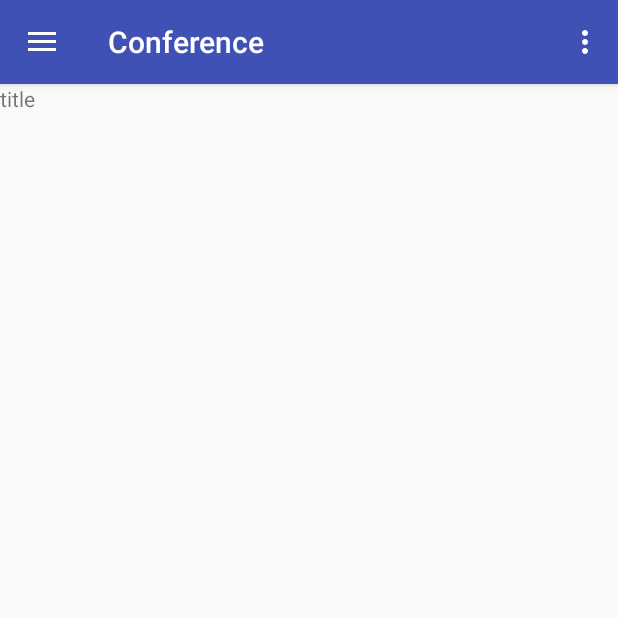
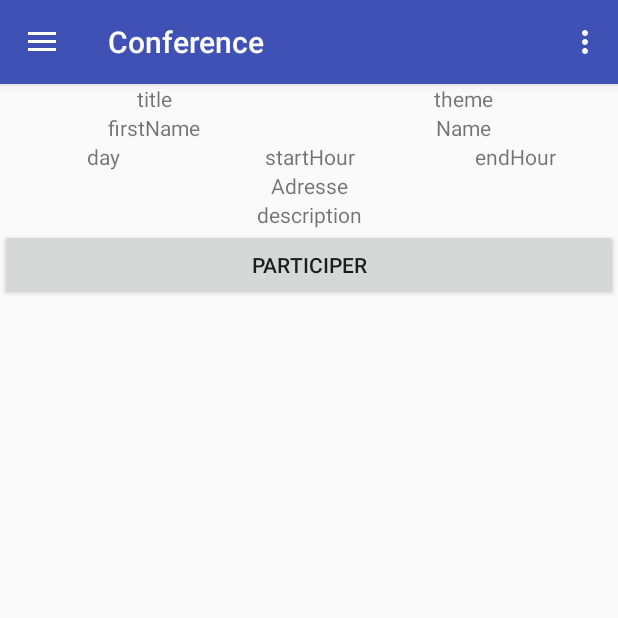
Before and after one commit to m2i-formation-cdi/projet-salon-groupeB, an Android app: the screen it shows after launch (MainActivity), in the side drawer, after a tap on "Gallery", on a phone screen of 412 x 824 dp, the top half of it. Run offline under Robolectric (Android 15) with nearby library versions, the phone set to English and light mode, and no system bars; our stand-ins replace Firebase (no records; nobody signed in at launch, a user with empty details on screens opened directly); 11 statements that could not run were skipped.

Commit message:
Selection du spinner et envoi vers un nouveau fragment à la fin avec nettoyage

```diff
--- a/app/build.gradle
+++ b/app/build.gradle
@@ -4,7 +4,7 @@ android {
     compileSdkVersion 26
     defaultConfig {
         applicationId "sp.fr.conference"
-        minSdkVersion 16
+        minSdkVersion 22
         targetSdkVersion 26
         versionCode 1
         versionName "1.0"
--- a/app/src/main/java/sp/fr/conference/ConferenceInformation.java
+++ b/app/src/main/java/sp/fr/conference/ConferenceInformation.java
@@ -1,17 +1,55 @@
 package sp.fr.conference;
 
 
+import android.app.Activity;
 import android.os.Bundle;
 import android.app.Fragment;
+import android.support.annotation.NonNull;
+import android.support.annotation.Nullable;
+import android.util.Log;
 import android.view.LayoutInflater;
 import android.view.View;
 import android.view.ViewGroup;
+import android.widget.ArrayAdapter;
+import android.widget.EditText;
+import android.widget.Spinner;
+import android.widget.TextView;
+import android.widget.Toast;
+
+import com.google.firebase.database.DataSnapshot;
+import com.google.firebase.database.DatabaseError;
+import com.google.firebase.database.DatabaseReference;
+import com.google.firebase.database.FirebaseDatabase;
+import com.google.firebase.database.ValueEventListener;
+
+import java.util.ArrayList;
+import java.util.List;
+
+import sp.fr.conference.model.Conference;
+import sp.fr.conference.model.ThemesConference;
 
 
 /**
  * A simple {@link Fragment} subclass.
  */
 public class ConferenceInformation extends Fragment {
+
+    private FirebaseDatabase firebaseDatabase;
+    private DatabaseReference conferenceReference;
+    private DatabaseReference speakerReference;
+    private DatabaseReference themeReference;
+    private TextView titleConference;
+    private TextView themeConference;
+    private TextView speakerName;
+    private TextView speakerFirstName;
+    private TextView dateConference;
+    private TextView startHour;
+    private TextView endHour;
+    private TextView adress;
+    private TextView description;
+    private List<Conference> conferencesList = new ArrayList<>();
+  //  private ConferenceAdapter adapter;
+    private TextView themeTextView;
 
 
     public ConferenceInformation() {
@@ -22,8 +60,115 @@ public class ConferenceInformation extends Fragment {
     @Override
     public View onCreateView(LayoutInflater inflater, ViewGroup container,
                              Bundle savedInstanceState) {
+
+        Log.i("CREATION  DU FRAGMENT", "----------------------- coucou ----------------------");
+
+        String key = "0";
+
+        // Instanciation de la base et des référencces aux conférences
+        firebaseDatabase = FirebaseDatabase.getInstance();
+        conferenceReference = firebaseDatabase.getReference().child("conference").child(key);
+
+        //key = -L3cEldAnCKVTvP8SSUt
+
         // Inflate the layout for this fragment
-        return inflater.inflate(R.layout.fragment_conference, container, false);
+        View view = inflater.inflate(R.layout.fragment_conference, container, false);
+
+        titleConference = view.findViewById(R.id.titleConferenceTextView);
+        themeConference = view.findViewById(R.id.themeConferenceTextView);
+        speakerName = view.findViewById(R.id.nameTextView);
+        speakerFirstName = view.findViewById(R.id.firstNameTextView);
+        dateConference = view.findViewById(R.id.dateTextView);
+        startHour = view.findViewById(R.id.startTextView);
+        endHour = view.findViewById(R.id.endTextView);
+        adress = view.findViewById(R.id.adressTextView);
+        description = view.findViewById(R.id.descriptionTextView);
+
+
+
+        //Récupération valeurs
+        conferenceReference.addListenerForSingleValueEvent(new ValueEventListener() {
+            @Override
+            public void onDataChange(DataSnapshot dataSnapshot) {
+                //for (DataSnapshot conferenceSnapshot : dataSnapshot.getChildren()) {
+
+                   String confKey = dataSnapshot.getKey();
+                    Log.i("KEY", dataSnapshot.getKey());
+
+                        Conference conference = dataSnapshot.getValue(Conference.class);
+                        titleConference.setText(conference.getTitle());
+                        themeConference.setText(conference.getTheme().getName());
+                        speakerName.setText(conference.getSpeaker().getName());
+                        speakerFirstName.setText(conference.getSpeaker().getFirstName());
+                        dateConference.setText(conference.getDay());
+                        startHour.setText(conference.getStartHour());
+                        endHour.setText(conference.getEndHour());
+                        adress.setText(conference.getLocation());
+                        description.setText(conference.getDescription());
+
+                       Log.i("TITLE", conference.getTitle());
+                     // Log.i("THEME", conference.getTheme().getName());
+                  }
+
+            //}
+
+
+                // se lance une fois que le createView a fini
+               // adapter.notifyDataSetChanged();
+
+            @Override
+            public void onCancelled(DatabaseError databaseError) {
+
+            }
+        });
+
+
+        // Création de l'Adapter pour récupérer les données vers l'Adapter
+        //adapter = new ConferenceAdapter(this.getActivity(), R.layout.fragment_conference, conferencesList);
+        //titleConference.setAdapter(adapter);
+
+        return view;
     }
 
+
+/*
+    // Envoi des données de l'Adapter vers la vue
+    private class ConferenceAdapter extends ArrayAdapter<Conference> {
+
+        private Activity context;
+        private int resource;
+        private List<Conference> data;
+
+        public ConferenceAdapter(@NonNull Activity context, int resource, @NonNull List<Conference> objects) {
+            super(context, resource, objects);
+
+            this.context = context;
+            this.resource = resource;
+            this.data = objects;
+        }
+
+        @NonNull
+        @Override
+        public View getView(int position, @Nullable View convertView, @NonNull ViewGroup parent) {
+            View view = this.context.getLayoutInflater().inflate(R.layout.theme_list_item, parent, false);
+
+            Conference item = this.data.get(position);
+            TextView themeTextView = view.findViewById(R.id.themeSpinnerTextView);
+            themeTextView.setText(item.getName());
+            return view;
+        }
+
+        @Override
+        public View getDropDownView(int position, @Nullable View convertView, @NonNull ViewGroup parent) {
+            View view = this.context.getLayoutInflater().inflate(R.layout.theme_list_item, parent, false);
+
+            ThemesConference item = this.data.get(position);
+            themeTextView = view.findViewById(R.id.themeSpinnerTextView);
+            themeTextView.setText(item.getName());
+            return view;
+        }
+*/
+
+
+
 }
--- a/app/src/main/java/sp/fr/conference/MainActivity.java
+++ b/app/src/main/java/sp/fr/conference/MainActivity.java
@@ -85,7 +85,7 @@ public class MainActivity extends AppCompatActivity
         if (id == R.id.nav_camera) {
             navigateToFragment(new PropConference());
         } else if (id == R.id.nav_gallery) {
-
+            navigateToFragment(new ConferenceInformation());
         } else if (id == R.id.nav_slideshow) {
 
         } else if (id == R.id.nav_manage) {
--- a/app/src/main/java/sp/fr/conference/PropConference.java
+++ b/app/src/main/java/sp/fr/conference/PropConference.java
@@ -133,7 +133,7 @@ public class PropConference extends Fragment {
                 conference.setTitle(titleConference);
                 speaker.setName(speakerName);
                 speaker.setFirstName(speakerFirstName);
-                conference.setUser(speaker);
+                conference.setSpeaker(speaker);
                 themeConf.setName(themeReferenceText);
                 //themeConf.setName((String) themeTextView.getText());
                 //themeConf.setId();
--- a/app/src/main/res/layout/fragment_conference.xml
+++ b/app/src/main/res/layout/fragment_conference.xml
@@ -12,24 +12,104 @@
 
     <LinearLayout
         android:layout_width="match_parent"
-        android:layout_height="wrap_content"
+        android:layout_height="match_parent"
         android:orientation="horizontal">
 
         <TextView
             android:layout_width="match_parent"
             android:layout_height="wrap_content"
+            android:layout_weight="1"
             android:id="@+id/titleConferenceTextView"
-            android:text="title"/>
+            android:text="title"
+            android:gravity="center"/>
+
+        <TextView
+            android:id="@+id/themeConferenceTextView"
+            android:layout_width="match_parent"
+            android:layout_height="wrap_content"
+            android:layout_weight="1"
+            android:text="theme"
+            android:gravity="center"/>
+
+    </LinearLayout>
+
+    <LinearLayout
+        android:layout_width="match_parent"
+        android:layout_height="match_parent"
+        android:orientation="horizontal">
 
         <TextView
             android:layout_width="match_parent"
             android:layout_height="wrap_content"
-            android:id="@+id/ThemeConferenceTextView"
-            android:text="theme"/>
+            android:layout_weight="1"
+            android:id="@+id/firstNameTextView"
+            android:text="firstName"
+            android:gravity="center"/>
+
+
+
+        <TextView
+            android:id="@+id/nameTextView"
+            android:layout_width="match_parent"
+            android:layout_height="wrap_content"
+            android:layout_weight="1"
+            android:text="Name"
+            android:gravity="center"/>
 
     </LinearLayout>
 
+    <LinearLayout
+        android:layout_width="match_parent"
+        android:layout_height="match_parent"
+        android:orientation="horizontal">
 
+        <TextView
+            android:layout_width="match_parent"
+            android:layout_height="wrap_content"
+            android:layout_weight="1"
+            android:id="@+id/dateTextView"
+            android:text="day"
+            android:gravity="center"/>
+
+        <TextView
+            android:id="@+id/startTextView"
+            android:layout_width="match_parent"
+            android:layout_height="wrap_content"
+            android:layout_weight="1"
+            android:text="startHour"
+            android:gravity="center"/>
+
+        <TextView
+            android:id="@+id/endTextView"
+            android:layout_width="match_parent"
+            android:layout_height="wrap_content"
+            android:layout_weight="1"
+            android:text="endHour"
+            android:gravity="center"/>
+
+    </LinearLayout>
+
+    <TextView
+        android:id="@+id/adressTextView"
+        android:layout_width="match_parent"
+        android:layout_height="wrap_content"
+        android:layout_weight="1"
+        android:text="Adresse"
+        android:gravity="center"/>
+
+    <TextView
+        android:id="@+id/descriptionTextView"
+        android:layout_width="match_parent"
+        android:layout_height="wrap_content"
+        android:layout_weight="3"
+        android:text="description"
+        android:gravity="center"/>
+
+    <Button
+        android:id="@+id/buttonParticipate"
+        android:layout_width="match_parent"
+        android:layout_height="wrap_content"
+        android:text="PARTICIPER" />
 
 
 </LinearLayout>
```
Also changed, not shown: app/src/main/java/sp/fr/conference/model/Comments.java (added, +14 -0 lines), app/src/main/java/sp/fr/conference/model/Conference.java (+117 -18 lines), app/src/main/java/sp/fr/conference/model/ThemesConference.java (+5 -3 lines).
